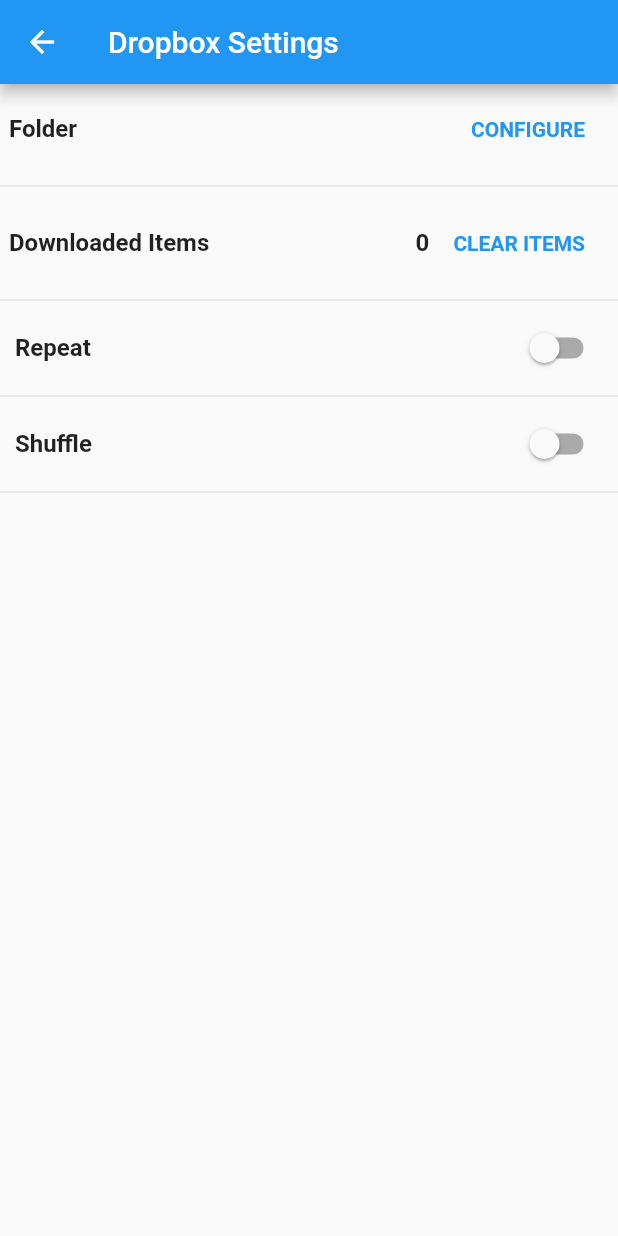
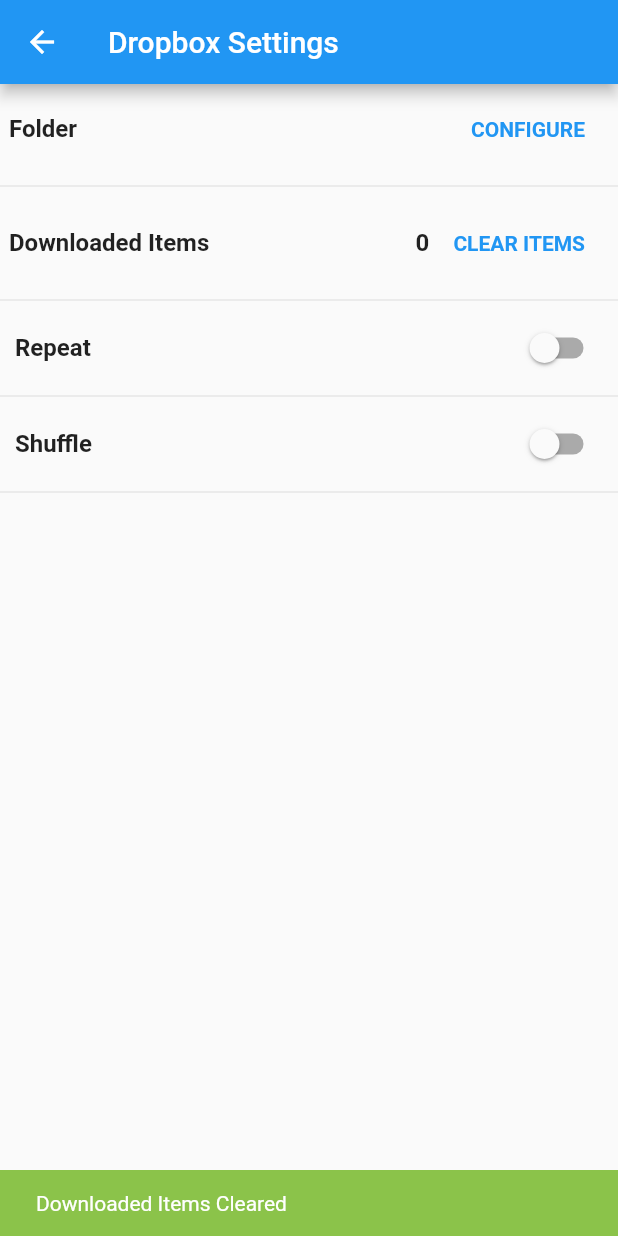
Before and after one commit to silvershadow82/dropbox-playlist, a Flutter app: the Settings screen opened directly, after a tap on "CLEAR ITEMS", on a phone screen of 412 x 824 dp. Run offline on Flutter 3.47's test engine with Material 2 defaults, Android fonts, the phone set to English and light mode, and no system bars; our stand-ins replace shared_preferences, yaml; missing offline and left inert: audioplayer; accounts and stored records are empty; statements that could not run were skipped.

Commit message:
Messages in snackbar for settings

```diff
--- a/lib/dropbox.dart
+++ b/lib/dropbox.dart
@@ -46,7 +46,7 @@ class DropBox {
       return localFile;
     }
 
-    localFile = await storage.createLocalFile(localFile);
+    localFile = await storage.createLocalFile(path);
 
     final arg = json.encode({'path': path});
     var uri = new Uri.https('content.dropboxapi.com', '/2/files/download');
--- a/lib/playlist.dart
+++ b/lib/playlist.dart
@@ -55,6 +55,7 @@ class PlayListState extends State<Playlist> {
 
     if (await file.exists()) {
       setState(() {
+        item.downloaded = true;
         activePlayListItem = item;
         playerState = PlayerState.Playing;
         start(file.path);
--- a/lib/settings.dart
+++ b/lib/settings.dart
@@ -37,49 +37,52 @@ class SettingsState extends State<Settings> {
     });
   }
 
-  _onFolderSelected(String folder) async {
+  _onFolderSelected(String folder, context) async {
     SharedPreferences preferences = await SharedPreferences.getInstance();
     preferences.setString(prefsFolderKey, folder);
     preferences.commit();
+    _showMessage('Folder configured', context);
     setState(() {
       this.folder = folder;
       this.showDropBoxFolders = false;
     });
   }
 
-  _clearDownloadedItems() async {
+  _clearDownloadedItems(context) async {
     await storage.clearLocalItems();
-
+    _showMessage('Downloaded Items Cleared', context);
     setState(() {
       this.downloadedItemCount = 0;
     });
   }
 
-  _onRepeatChanged(repeat) async {
+  _onRepeatChanged(repeat, context) async {
     SharedPreferences preferences = await SharedPreferences.getInstance();
     preferences.setBool(prefsRepeatKey, repeat);
     preferences.commit();
+    _showMessage('Repeat Settings Saved', context);
     setState(() {
       this.repeat = repeat;
     });
   }
 
-  _onShuffleChanged(shuffle) async {
+  _onShuffleChanged(shuffle, context) async {
     SharedPreferences preferences = await SharedPreferences.getInstance();
     preferences.setBool(prefsShuffleKey, shuffle);
     preferences.commit();
+    _showMessage('Shuffle Settings Saved', context);
     setState(() {
       this.shuffle = shuffle;
     });
   }
 
-  _buildSettingsUI() {
+  _buildSettingsUI(context) {
     final configureButton = new FlatButton(
         child: new Text('CONFIGURE', style: new TextStyle(fontWeight: FontWeight.bold)),
         textColor: Colors.blue,
         onPressed: _configureFolder);
     final clearDownloadedItemsButton = new FlatButton(
-      onPressed: _clearDownloadedItems,
+      onPressed: () => _clearDownloadedItems(context),
       disabledTextColor: Colors.grey[400],
       child: new Text('CLEAR ITEMS', style: new TextStyle(fontWeight: FontWeight.bold)),
       textColor: Colors.blue,
@@ -143,7 +146,10 @@ class SettingsState extends State<Settings> {
               'Repeat',
               style: valueStyle,
             ),
-            new Switch(value: this.repeat, onChanged: _onRepeatChanged)
+            new Switch(
+                value: this.repeat,
+                onChanged: (repeat) => _onRepeatChanged(repeat, context)
+            )
           ],
         ),
       ),
@@ -157,7 +163,10 @@ class SettingsState extends State<Settings> {
               'Shuffle',
               style: valueStyle,
             ),
-            new Switch(value: this.shuffle, onChanged: _onShuffleChanged)
+            new Switch(
+                value: this.shuffle,
+                onChanged: (shuffle) => _onShuffleChanged(shuffle, context)
+            )
           ],
         ),
       ),
@@ -169,7 +178,7 @@ class SettingsState extends State<Settings> {
         constraints: new BoxConstraints.tight(new Size.fromHeight(295.0)),
         child: new ListView(
           padding: new EdgeInsets.all(paddingSmall),
-          children: _buildDropBoxFolders(),
+          children: _buildDropBoxFolders(context),
         ),
       ));
     }
@@ -177,7 +186,7 @@ class SettingsState extends State<Settings> {
     return widgets;
   }
 
-  _buildDropBoxFolders() {
+  _buildDropBoxFolders(context) {
     final tiles = dropBoxFolders.map((folder) => new ListTile(
           leading: new Icon(
             Icons.folder,
@@ -187,7 +196,7 @@ class SettingsState extends State<Settings> {
           trailing: new Radio(
               groupValue: this.folder,
               value: folder,
-              onChanged: _onFolderSelected),
+              onChanged: (folder) => _onFolderSelected(folder, context)),
         ));
     final divided = ListTile.divideTiles(context: context, tiles: tiles);
 
@@ -210,16 +219,30 @@ class SettingsState extends State<Settings> {
     }).then((items) => this.downloadedItemCount = items.length);
   }
 
+  Widget _buildMessageBar(String message) {
+    return new SnackBar(
+      content: new Text(message),
+      backgroundColor: Colors.lightGreen,
+      duration: new Duration(milliseconds: 500),
+    );
+  }
+
+  _showMessage(String message, BuildContext context) {
+    Scaffold.of(context).showSnackBar(_buildMessageBar(message));
+  }
+
   @override
   Widget build(BuildContext context) {
     return new Scaffold(
       appBar: new AppBar(
         title: new Text('Dropbox Settings'),
       ),
-      body: new Column(
-        mainAxisAlignment: MainAxisAlignment.start,
-        children: _buildSettingsUI(),
-      ),
+      body: new Builder(builder: (BuildContext context) {
+        return new Column(
+          mainAxisAlignment: MainAxisAlignment.start,
+          children: _buildSettingsUI(context),
+        );
+      }),
     );
   }
 }
--- a/lib/storage.dart
+++ b/lib/storage.dart
@@ -33,7 +33,7 @@ class Storage {
   }
 
   createLocalFile(String path) async {
-    var file = getLocalFile(path);
+    var file = await getLocalFile(path);
 
     if (await file.exists()) {
       return file;
```
Also changed, not shown: 1 other file.
